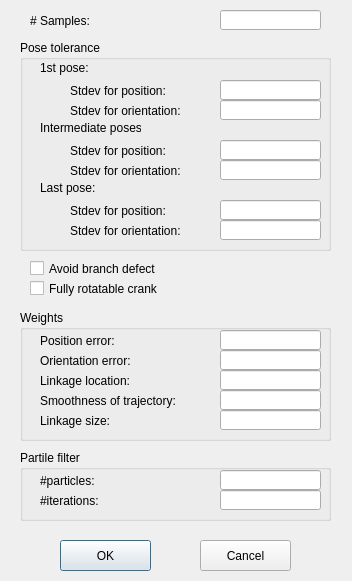
This is KinematicDesign/LinkageSynthesisOptionDialog.ui in gnishida/KinematicDesign as Qt 5 draws it before an edit. The edited form follows.
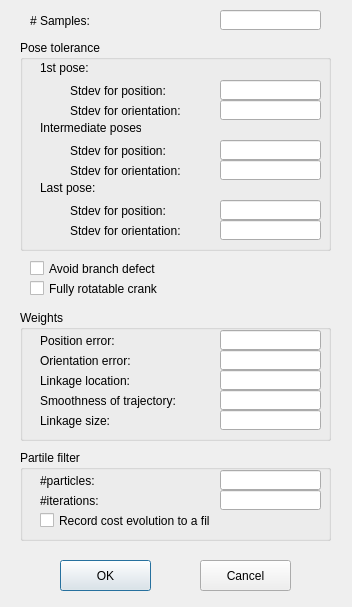
This is the edited form.

```diff
--- a/KinematicDesign/LinkageSynthesisOptionDialog.ui
+++ b/KinematicDesign/LinkageSynthesisOptionDialog.ui
@@ -7,7 +7,7 @@
     <x>0</x>
     <y>0</y>
     <width>352</width>
-    <height>581</height>
+    <height>607</height>
    </rect>
   </property>
   <property name="windowTitle">
@@ -66,7 +66,7 @@
    <property name="geometry">
     <rect>
      <x>60</x>
-     <y>540</y>
+     <y>560</y>
      <width>91</width>
      <height>31</height>
     </rect>
@@ -79,7 +79,7 @@
    <property name="geometry">
     <rect>
      <x>200</x>
-     <y>540</y>
+     <y>560</y>
      <width>91</width>
      <height>31</height>
     </rect>
@@ -412,7 +412,7 @@
      <x>20</x>
      <y>450</y>
      <width>311</width>
-     <height>71</height>
+     <height>91</height>
     </rect>
    </property>
    <property name="title">
@@ -464,6 +464,19 @@
      </rect>
     </property>
    </widget>
+   <widget class="QCheckBox" name="checkBoxRecordFile">
+    <property name="geometry">
+     <rect>
+      <x>20</x>
+      <y>60</y>
+      <width>171</width>
+      <height>21</height>
+     </rect>
+    </property>
+    <property name="text">
+     <string>Record cost evolution to a file</string>
+    </property>
+   </widget>
   </widget>
  </widget>
  <layoutdefault spacing="6" margin="11"/>
```
